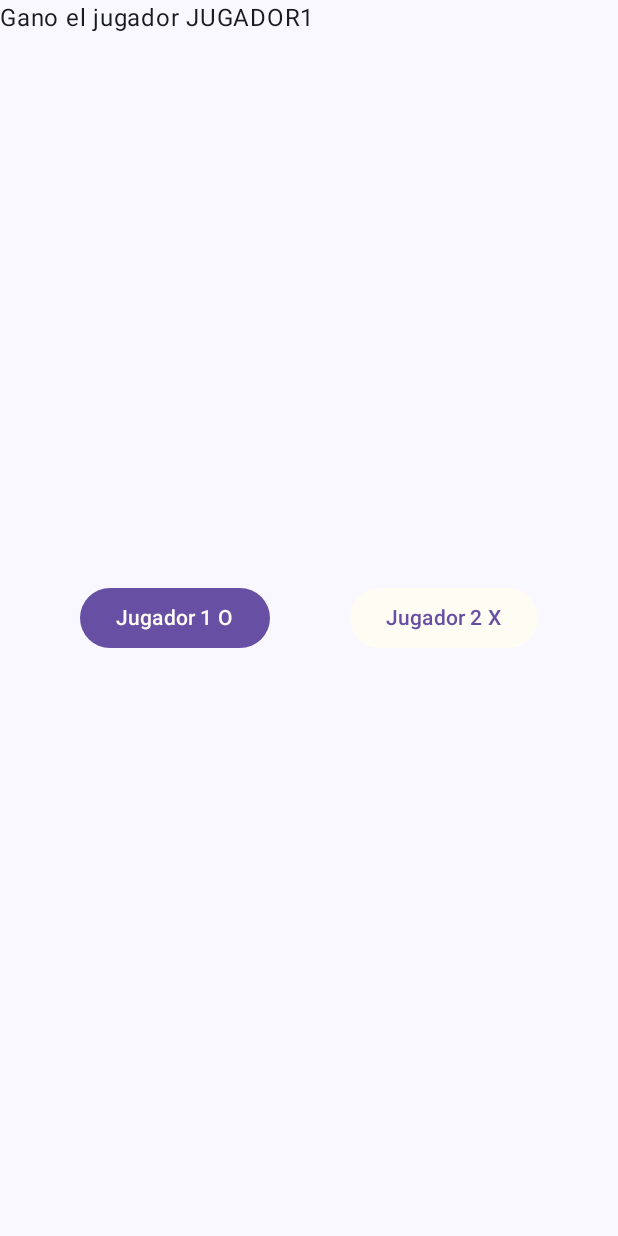
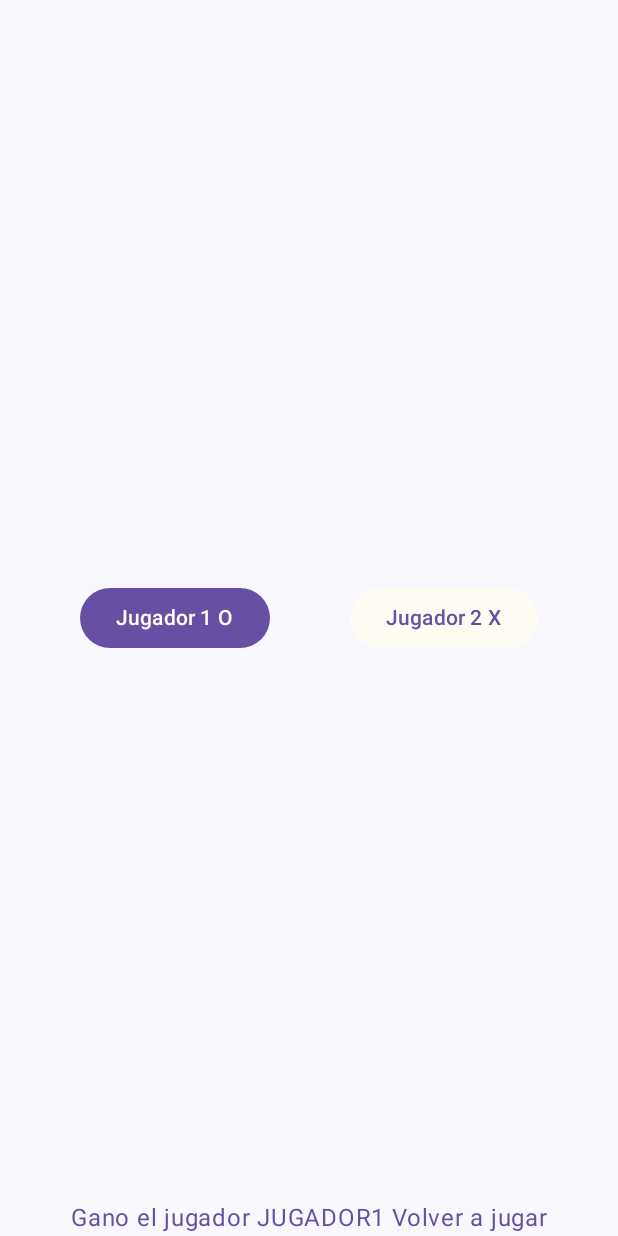
Before and after one commit to YesidMeloPragma/tictactoe, an Android app built with Jetpack Compose: the composable Encabezado shown on its own in the app's theme, on a phone screen of 412 x 824 dp. Run offline under Robolectric (Android 15) with nearby library versions, the phone set to English and light mode, and no system bars; our stand-ins replace constraintlayout-compose.

Commit message:
estabilizacion 1 en la aplicacion

```diff
--- a/app/src/main/java/com/pragma/ticktactoe/constantes/JugadorCasillaEnum.kt
+++ b/app/src/main/java/com/pragma/ticktactoe/constantes/JugadorCasillaEnum.kt
@@ -3,6 +3,7 @@ package com.pragma.ticktactoe.constantes
 enum class JugadorCasillaEnum {
     JUGADOR1,
     JUGADOR2,
+    EMPATE,
     NINGUNO,
     ;
 }
--- a/app/src/main/java/com/pragma/ticktactoe/layouts/Encabezado.kt
+++ b/app/src/main/java/com/pragma/ticktactoe/layouts/Encabezado.kt
@@ -1,5 +1,6 @@
 package com.pragma.ticktactoe.layouts
 
+import androidx.compose.foundation.clickable
 import androidx.compose.foundation.layout.Box
 import androidx.compose.foundation.layout.fillMaxSize
 import androidx.compose.material3.Button
@@ -7,21 +8,26 @@ import androidx.compose.material3.ButtonDefaults
 import androidx.compose.material3.Text
 import androidx.compose.runtime.Composable
 import androidx.compose.ui.Modifier
+import androidx.compose.ui.graphics.Color
 import androidx.constraintlayout.compose.ConstraintLayout
 import com.pragma.ticktactoe.constantes.EstadoJuegoEnum
 import com.pragma.ticktactoe.constantes.JugadorCasillaEnum
+import com.pragma.ticktactoe.ui.theme.Purple80
 import com.pragma.ticktactoe.ui.theme.PurpleTextColor
 import com.pragma.ticktactoe.ui.theme.WhiteButtons
 
 @Composable
-fun Encabezado(modifier: Modifier, turnoActual : EstadoJuegoEnum, ganadorJuego: JugadorCasillaEnum) {
+fun Encabezado(
+    modifier: Modifier,
+    turnoActual : EstadoJuegoEnum,
+    ganadorJuego: JugadorCasillaEnum,
+    reiniciarJuego: ()->Unit
+) {
     Box(modifier = modifier.fillMaxSize()) {
         ConstraintLayout(modifier = Modifier.fillMaxSize()) {
-            val (boton1, boton2) = createRefs()
+            val (boton1, boton2, ganadorJuegoId) = createRefs()
 
-            Button(onClick = {
-
-            },
+            Button(onClick = {},
                 modifier = Modifier
                     .constrainAs(boton1){
                         start.linkTo(parent.start)
@@ -37,9 +43,7 @@ fun Encabezado(modifier: Modifier, turnoActual : EstadoJuegoEnum, ganadorJuego:
                 Text(text = "Jugador 1 O")
             }
 
-            Button(onClick = {
-
-            },
+            Button(onClick = {},
                 colors = ButtonDefaults.buttonColors(
                     containerColor = if(turnoActual == EstadoJuegoEnum.TURNO_JUGADOR2) PurpleTextColor else WhiteButtons,
                     contentColor = if(turnoActual == EstadoJuegoEnum.TURNO_JUGADOR2) WhiteButtons  else PurpleTextColor,
@@ -53,9 +57,18 @@ fun Encabezado(modifier: Modifier, turnoActual : EstadoJuegoEnum, ganadorJuego:
                 Text(text = "Jugador 2 X")
             }
 
-            if (ganadorJuego != JugadorCasillaEnum.NINGUNO) {
-                Text(text = "Gano el jugador ${ganadorJuego}")
-            }
+            Text(
+                color = PurpleTextColor,
+                text = if (ganadorJuego != JugadorCasillaEnum.NINGUNO) {
+                        "Gano el jugador $ganadorJuego Volver a jugar"
+                    } else { "" },
+                modifier = Modifier.constrainAs(ganadorJuegoId){
+                    start.linkTo(parent.start)
+                    end.linkTo(parent.end)
+                    bottom.linkTo(parent.bottom)
+                }.clickable { reiniciarJuego.invoke() }
+            )
+
         }
     }
 }
--- a/app/src/main/java/com/pragma/ticktactoe/layouts/Tablero.kt
+++ b/app/src/main/java/com/pragma/ticktactoe/layouts/Tablero.kt
@@ -197,9 +197,9 @@ fun casilla(
         return
     }
     val id = when(detalleCasilla.jugadorCasillaActual) {
-        JugadorCasillaEnum.NINGUNO -> R.mipmap.o
         JugadorCasillaEnum.JUGADOR1 -> R.mipmap.o
         JugadorCasillaEnum.JUGADOR2 -> R.mipmap.x
+        else -> R.mipmap.x
     }
     Image(
         painter = painterResource(id = id),
--- a/app/src/main/java/com/pragma/ticktactoe/mvvm/JuegoViewModelImpl.kt
+++ b/app/src/main/java/com/pragma/ticktactoe/mvvm/JuegoViewModelImpl.kt
@@ -20,6 +20,7 @@ class JuegoViewModelImpl constructor(
     private val finalizoJuegoHelper: FinalizoJuegoHelper = FinalizoJuegoHelperImpl()
 ) : JuegoViewModel() {
 
+    private val empate: MutableLiveData<Boolean> = MutableLiveData<Boolean>()
     private val estadoActualTablero: MutableLiveData<MutableList<DetalleCasillaTriqui>> = MutableLiveData<MutableList<DetalleCasillaTriqui>>()
     private val turnoActual: MutableLiveData<EstadoJuegoEnum> = MutableLiveData<EstadoJuegoEnum>()
     private val ganadorJuego: MutableLiveData<JugadorCasillaEnum> = MutableLiveData()
@@ -30,6 +31,7 @@ class JuegoViewModelImpl constructor(
 
     override fun reiniciarJuego() {
         viewModelScope.launch {
+            finalizoJuegoHelper.reiniciar()
             val estadoInicialTablero = configuracionTablero.generarEstadoInicalTablero().traerConfiguracionInicalTablero()
             estadoActualTablero.postValue(estadoInicialTablero)
             turnoActual.postValue(EstadoJuegoEnum.TURNO_JUGADOR1)
@@ -43,6 +45,7 @@ class JuegoViewModelImpl constructor(
     ) {
         viewModelScope.launch {
             if (finalizoJuegoHelper.hayGanador()) return@launch
+
             val tablero = actualizarTableroHelper.actualizarTablero(casillasTablero = estadoActualTablero.value!!, detalleCasillaTriqui = detalleCasillaTriqui)
             estadoActualTablero.postValue(tablero)
 
--- a/app/src/main/java/com/pragma/ticktactoe/mvvm/helpers/finalizoJuegoHelper/FinalizoJuegoHelper.kt
+++ b/app/src/main/java/com/pragma/ticktactoe/mvvm/helpers/finalizoJuegoHelper/FinalizoJuegoHelper.kt
@@ -5,7 +5,8 @@ import com.pragma.ticktactoe.constantes.JugadorCasillaEnum
 import com.pragma.ticktactoe.models.DetalleCasillaTriqui
 
 interface FinalizoJuegoHelper {
+    fun hayGanador(): Boolean
+    fun reiniciar()
     fun traerGanador(): JugadorCasillaEnum
-    fun hayGanador(): Boolean
     fun validarGanador(casillas: List<DetalleCasillaTriqui>)
 }
```
Also changed, not shown: app/src/main/java/com/pragma/ticktactoe/layouts/TicTacToeScreen.kt (+6 -1 lines), app/src/main/java/com/pragma/ticktactoe/mvvm/helpers/finalizoJuegoHelper/FinalizoJuegoHelperImpl.kt (+20 -5 lines).
